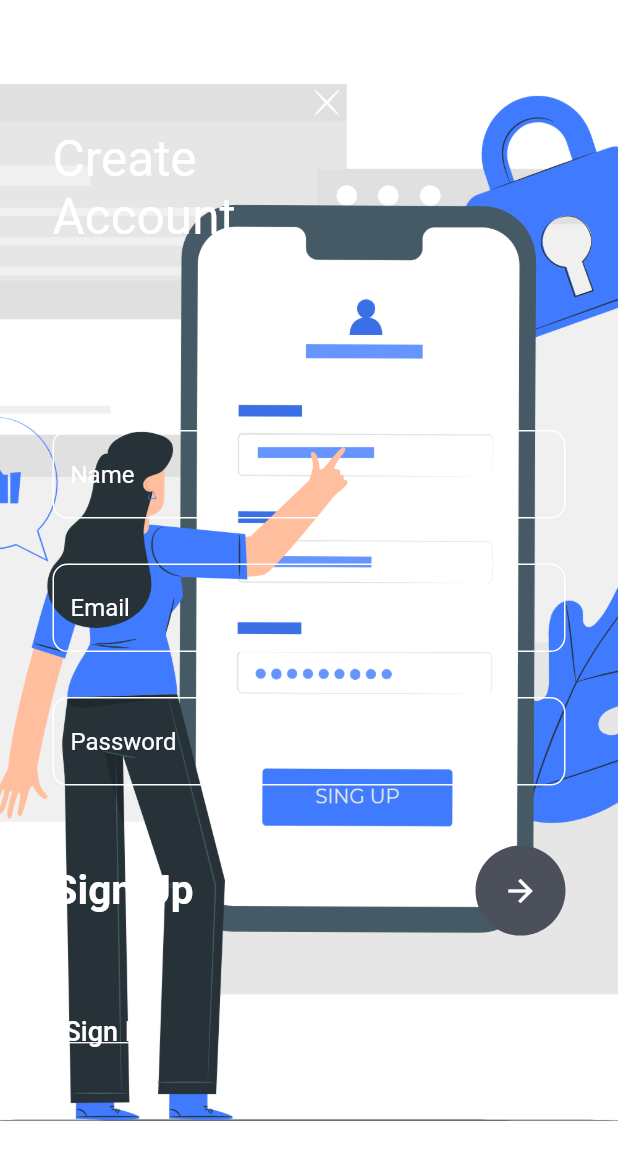
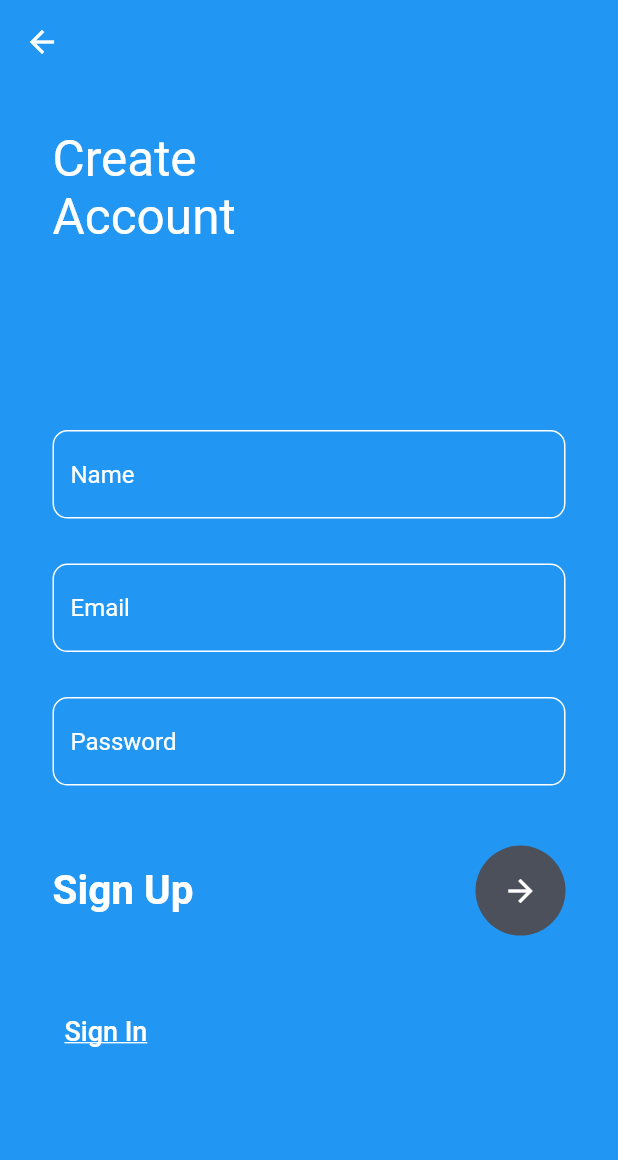
Before and after one commit to A-Ainab/uidesign1, a Flutter app: the screen it shows after launch, after a tap on "Sign Up", on a phone screen of 412 x 824 dp. Shown: the top 1160 px of the screen. Run offline on Flutter 3.47's test engine with Material 2 defaults, Android fonts, the phone set to English and light mode, and no system bars.

Commit message:
final commit

```diff
--- a/lib/login.dart
+++ b/lib/login.dart
@@ -13,17 +13,17 @@ class _MyLoginState extends State<MyLogin> {
     return Container(
       decoration: BoxDecoration(
         image: DecorationImage(
-            image: AssetImage('assets/mylogin.png'), fit: BoxFit.cover),
+            image: AssetImage('assets/hh.jng'), fit: BoxFit.cover),
       ),
       child: Scaffold(
-        backgroundColor: Colors.transparent,
+        backgroundColor: Colors.blue,
         body: Stack(
           children: [
             Container(),
             Container(
               padding: EdgeInsets.only(left: 35, top: 130),
               child: Text(
-                'Welcome\nBack',
+                'Hi Iam Ainab',
                 style: TextStyle(color: Colors.white, fontSize: 33),
               ),
             ),
--- a/lib/register.dart
+++ b/lib/register.dart
@@ -16,7 +16,7 @@ class _MyRegisterState extends State<MyRegister> {
             image: AssetImage('assets/signup.png'), fit: BoxFit.cover),
       ),
       child: Scaffold(
-        backgroundColor: Colors.transparent,
+        backgroundColor: Colors.blue,
         appBar: AppBar(
           backgroundColor: Colors.transparent,
           elevation: 0,
```
Also changed, not shown: assets/hh.jpg (added), 2 other files.
